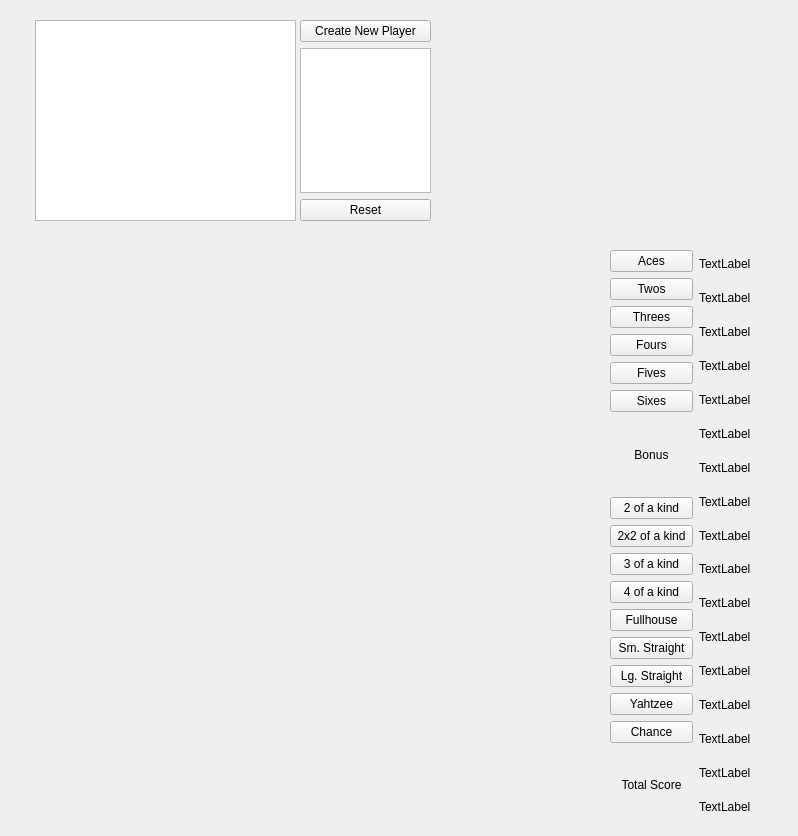
The window that GUI.ui (MoVo01/Kniffel) describes before a commit, drawn with Qt 5.
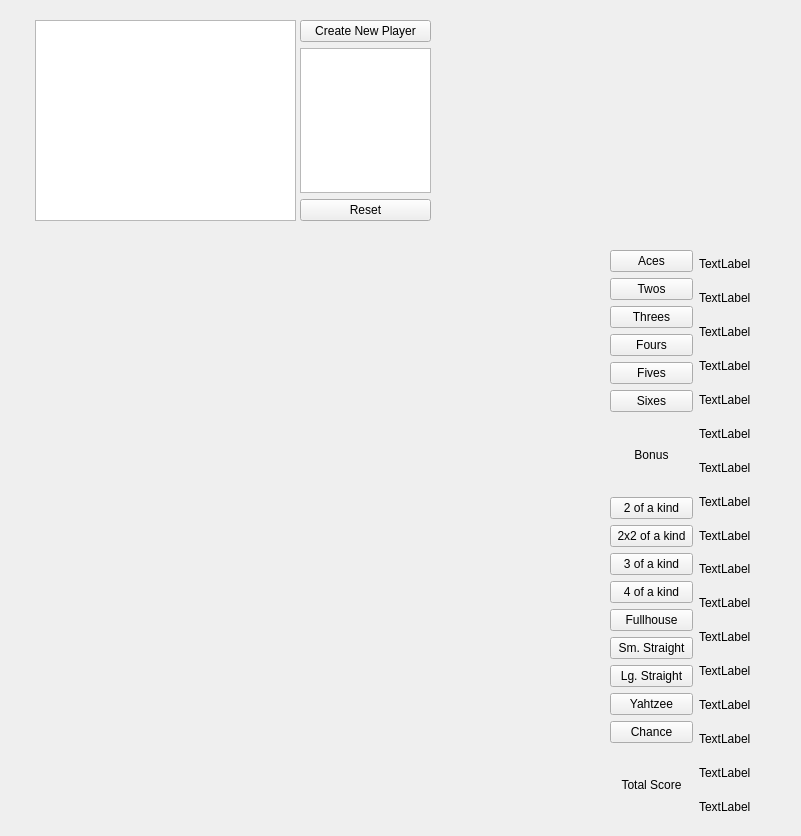
The same window after the commit.

```diff
--- a/GUI.ui
+++ b/GUI.ui
@@ -6,7 +6,7 @@
    <rect>
     <x>0</x>
     <y>0</y>
-    <width>798</width>
+    <width>801</width>
     <height>836</height>
    </rect>
   </property>
```
Left out of the diff: 2 changed lines with no effect on the pictures.
